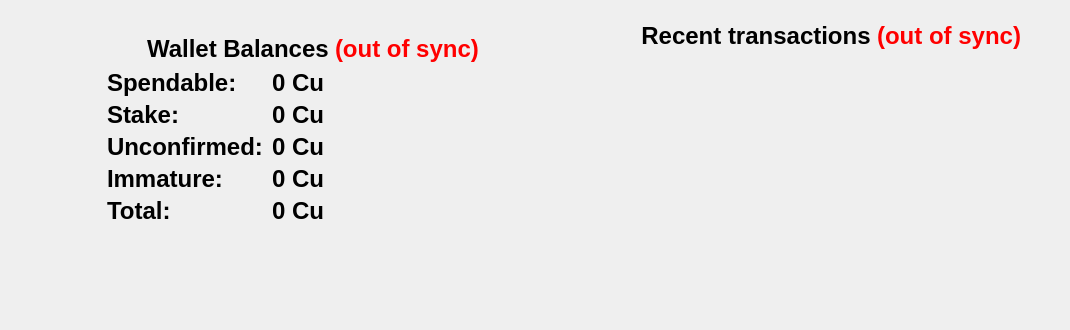
This is src/qt/forms/overviewpage.ui in nerdlabs001-dev/coppercoin2020 as Qt 5 draws it before an edit. The edited form follows.
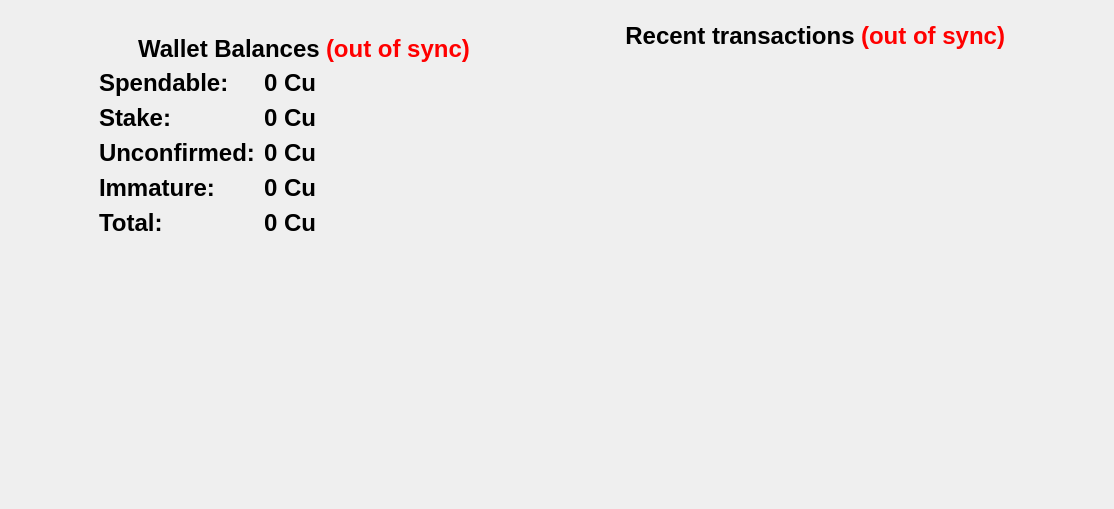
This is the edited form. Icons and pictures are not drawn.

Diff of the .ui file:
```diff
--- a/src/qt/forms/overviewpage.ui
+++ b/src/qt/forms/overviewpage.ui
@@ -2,6 +2,14 @@
 <ui version="4.0">
  <class>OverviewPage</class>
  <widget class="QWidget" name="OverviewPage">
+  <property name="geometry">
+   <rect>
+    <x>0</x>
+    <y>0</y>
+    <width>1114</width>
+    <height>509</height>
+   </rect>
+  </property>
   <property name="windowTitle">
    <string>Form</string>
   </property>
@@ -94,8 +102,8 @@
                 <widget class="QLabel" name="label_7">
                  <property name="maximumSize">
                   <size>
-                   <width>250</width>
-                   <height>250</height>
+                   <width>200</width>
+                   <height>200</height>
                   </size>
                  </property>
                  <property name="text">
@@ -568,7 +576,7 @@
                      <number>9</number>
                     </property>
                     <property name="verticalSpacing">
-                     <number>4</number>
+                     <number>7</number>
                     </property>
                     <property name="topMargin">
                      <number>0</number>
@@ -3533,9 +3541,35 @@
            </layout>
           </widget>
          </item>
+         <item row="2" column="2">
+          <spacer name="horizontalSpacer_5">
+           <property name="orientation">
+            <enum>Qt::Horizontal</enum>
+           </property>
+           <property name="sizeHint" stdset="0">
+            <size>
+             <width>40</width>
+             <height>20</height>
+            </size>
+           </property>
+          </spacer>
+         </item>
         </layout>
        </widget>
       </item>
+      <item row="0" column="3">
+       <spacer name="horizontalSpacer_9">
+        <property name="orientation">
+         <enum>Qt::Horizontal</enum>
+        </property>
+        <property name="sizeHint" stdset="0">
+         <size>
+          <width>40</width>
+          <height>20</height>
+         </size>
+        </property>
+       </spacer>
+      </item>
      </layout>
     </widget>
    </item>
```
